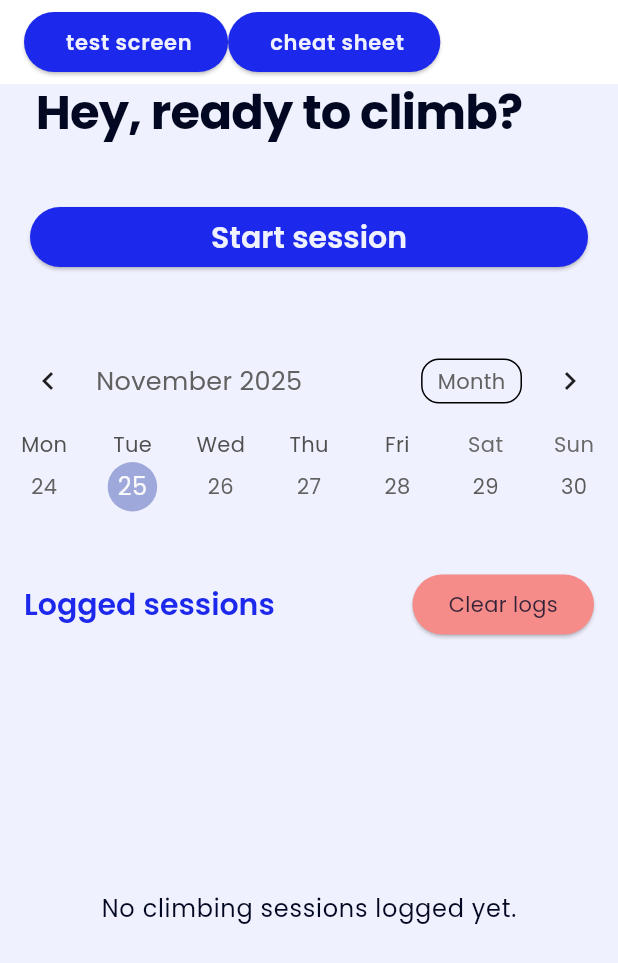
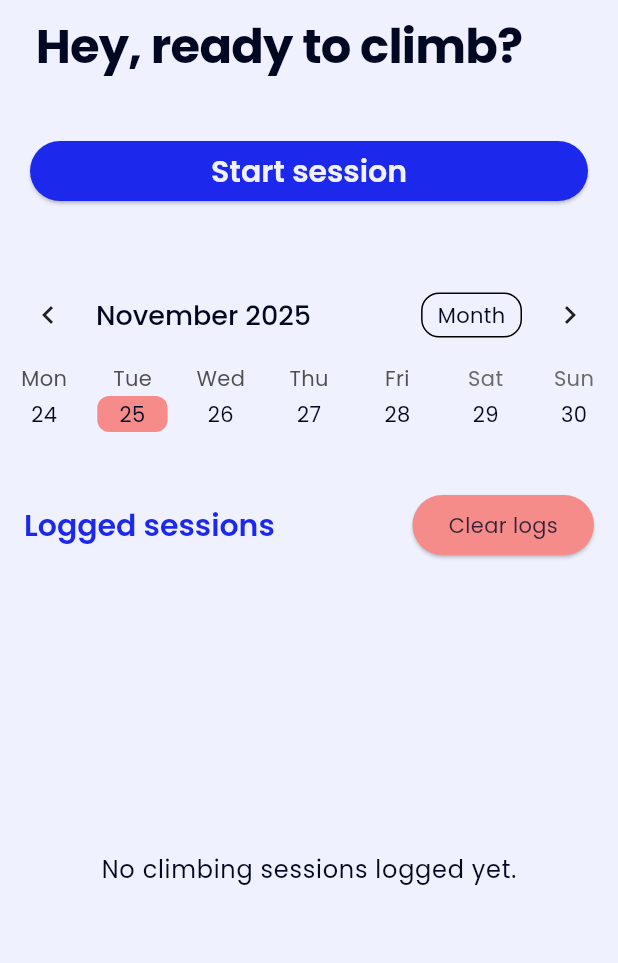
Before and after one commit to mschuhmacher/training_schedule_app, a Flutter app: the screen it shows after launch, on a phone screen of 412 x 824 dp. Shown: the top 963 px of the screen. Run offline on Flutter 3.47's test engine with Material 3 defaults, Android fonts, the phone set to English and light mode, and no system bars; drawn by our look-alikes of table_calendar.

Commit message:
added titleLarge textStyle. Changed styling of calendar slightly

```diff
--- a/lib/presentation/screens/add_item_screen.dart
+++ b/lib/presentation/screens/add_item_screen.dart
@@ -362,7 +362,7 @@ class _AddItemScreenState extends State<AddItemScreen> {
               ),
               title: Text(
                 filteredPresetItems[index].title,
-                style: context.title,
+                style: context.titleMedium,
               ),
               subtitle:
                   filteredPresetItems[index].description != null
--- a/lib/presentation/screens/home_screen.dart
+++ b/lib/presentation/screens/home_screen.dart
@@ -4,8 +4,8 @@ import 'package:intl/intl.dart';
 import 'package:training_schedule_app/data/labels.dart';
 
 import 'package:training_schedule_app/models/session.dart';
-import 'package:training_schedule_app/presentation/screens/cheat_sheet_screen.dart';
-import 'package:training_schedule_app/presentation/screens/colorscheme_demo_screen.dart';
+import 'package:training_schedule_app/_UI_design_helper_screens/cheat_sheet_screen.dart';
+import 'package:training_schedule_app/_UI_design_helper_screens/colorscheme_demo_screen.dart';
 import 'package:training_schedule_app/presentation/widgets/my_calendar.dart';
 import 'package:training_schedule_app/presentation/widgets/start_session_button.dart';
 import 'package:training_schedule_app/providers/preset_provider.dart';
@@ -49,41 +49,43 @@ class _HomeScreenState extends State<HomeScreen> {
             sessionLogData.selectedSessions.reversed.toList();
 
         return Scaffold(
-          appBar: AppBar(
-            backgroundColor: Theme.of(context).colorScheme.surfaceBright,
-            title: Row(
-              children: [
-                ElevatedButton(
-                  onPressed: () {
-                    Navigator.push(
-                      context,
-                      MaterialPageRoute(
-                        builder: (context) => ColorSchemeDemoScreen(),
-                      ),
-                    );
-                  },
-                  child: Text(' test screen'),
-                ),
-                ElevatedButton(
-                  onPressed: () {
-                    Navigator.push(
-                      context,
-                      MaterialPageRoute(
-                        builder: (context) => Material3ColorCheatSheet(),
-                      ),
-                    );
-                  },
-                  child: Text(' cheat sheet'),
-                ),
-              ],
-            ),
-            centerTitle: true,
-          ),
-          body: Column(
+          // appBar: AppBar(
+          //   backgroundColor: Theme.of(context).colorScheme.surface,
+          //   title: SizedBox.shrink(),
+          // title: Row(
+          //   children: [
+          //     ElevatedButton(
+          //       onPressed: () {
+          //         Navigator.push(
+          //           context,
+          //           MaterialPageRoute(
+          //             builder: (context) => ColorSchemeDemoScreen(),
+          //           ),
+          //         );
+          //       },
+          //       child: Text(' test screen'),
+          //     ),
+          //     ElevatedButton(
+          //       onPressed: () {
+          //         Navigator.push(
+          //           context,
+          //           MaterialPageRoute(
+          //             builder: (context) => Material3ColorCheatSheet(),
+          //           ),
+          //         );
+          //       },
+          //       child: Text(' cheat sheet'),
+          //     ),
+          //   ],
+          // ),
+          //   centerTitle: true,
+          // ),
+          body: SafeArea(
+            child: Column(
               crossAxisAlignment: CrossAxisAlignment.start,
               children: [
                 Padding(
-                padding: const EdgeInsets.only(left: 24),
+                  padding: const EdgeInsets.only(left: 24, top: 12),
                   child: Text('Hey, ready to climb?', style: context.h1),
                 ),
 
@@ -131,6 +133,7 @@ class _HomeScreenState extends State<HomeScreen> {
                 SizedBox(height: 40),
               ],
             ),
+          ),
         );
       },
     );
@@ -159,7 +162,7 @@ class _HomeScreenState extends State<HomeScreen> {
         return Material(
           //ListTile is wwrapped in a material widget so prevent the list from overflowing into the other widgets in the column. Known issue.
           child: ListTile(
-            title: Text(session.title, style: context.title),
+            title: Text(session.title, style: context.titleMedium),
             subtitle: Text(
               '$formattedDate at $formattedTime',
               style: context.bodyMedium,
--- a/lib/presentation/screens/session_active_screen.dart
+++ b/lib/presentation/screens/session_active_screen.dart
@@ -33,7 +33,7 @@ class _ActiveSessionScreenState extends State<ActiveSessionScreen> {
                     children: [
                       Text(
                         name.title,
-                        style: context.title?.copyWith(
+                        style: context.titleMedium?.copyWith(
                           color: Theme.of(context).colorScheme.onPrimary,
                           fontWeight: FontWeight.bold,
                         ),
--- a/lib/presentation/widgets/add_exercise_modal_sheet.dart
+++ b/lib/presentation/widgets/add_exercise_modal_sheet.dart
@@ -99,7 +99,7 @@ class _AddExerciseModalSheetState extends State<AddExerciseModalSheet> {
                         children: [
                           SizedBox(
                             width: 60,
-                            child: Text('Sets', style: context.title),
+                            child: Text('Sets', style: context.titleMedium),
                           ),
                           SizedBox(width: 8),
                           GestureDetector(
@@ -141,7 +141,7 @@ class _AddExerciseModalSheetState extends State<AddExerciseModalSheet> {
                         children: [
                           SizedBox(
                             width: 60,
-                            child: Text('Reps', style: context.title),
+                            child: Text('Reps', style: context.titleMedium),
                           ),
                           SizedBox(width: 8),
                           GestureDetector(
--- a/lib/presentation/widgets/my_calendar.dart
+++ b/lib/presentation/widgets/my_calendar.dart
@@ -2,6 +2,7 @@ import 'package:flutter/material.dart';
 import 'package:provider/provider.dart';
 import 'package:table_calendar/table_calendar.dart';
 import 'package:training_schedule_app/providers/session_log_provider.dart';
+import 'package:training_schedule_app/themes/app_text_styles.dart';
 
 /// TODO: add in eventLoader func. to add a marker (e.g. a dot) to each day on which a session was completed
 /// TODO: add in 'today' button in the header
@@ -28,7 +29,27 @@ class _MyCalendarState extends State<MyCalendar> {
           focusedDay: _focusedDay,
           calendarFormat: sessionData.calendarFormat,
           startingDayOfWeek: _startingDayOfWeek,
-          rowHeight: 45,
+          rowHeight: 36,
+
+          headerStyle: HeaderStyle(titleTextStyle: context.titleLarge),
+
+          calendarStyle: CalendarStyle(
+            defaultTextStyle: context.bodyMedium.copyWith(
+              color: Theme.of(context).colorScheme.onSecondary,
+            ),
+            todayTextStyle: context.bodyMedium.copyWith(
+              color: Theme.of(context).colorScheme.onSecondary,
+            ),
+            weekendTextStyle: context.bodyMedium.copyWith(
+              color: Theme.of(context).colorScheme.onSecondary,
+            ),
+
+            todayDecoration: BoxDecoration(
+              color: Theme.of(context).colorScheme.secondary,
+              shape: BoxShape.rectangle,
+              borderRadius: BorderRadius.circular(8),
+            ),
+          ),
 
           /// Manually disabling the twoWeeks format.
           /// I only want to display twoWeeks if it can show last week and current week,
--- a/lib/presentation/widgets/session_select_listview.dart
+++ b/lib/presentation/widgets/session_select_listview.dart
@@ -98,7 +98,7 @@ class MyListViewCard extends StatelessWidget {
                 Row(
                   mainAxisAlignment: MainAxisAlignment.start,
                   children: [
-                    Text(item[index].title, style: context.title),
+                    Text(item[index].title, style: context.titleMedium),
                     if (editMode == true) ...[
                       Spacer(),
                       IconButton.outlined(
--- a/lib/themes/app_text_styles.dart
+++ b/lib/themes/app_text_styles.dart
@@ -17,7 +17,11 @@ extension AppText on BuildContext {
     color: Theme.of(this).colorScheme.onSurface,
   );
 
-  TextStyle get title => Theme.of(this).textTheme.titleMedium!.copyWith(
+  TextStyle get titleLarge => Theme.of(
+    this,
+  ).textTheme.titleLarge!.copyWith(color: Theme.of(this).colorScheme.onSurface);
+
+  TextStyle get titleMedium => Theme.of(this).textTheme.titleMedium!.copyWith(
     color: Theme.of(this).colorScheme.onSurface,
   );
 
--- a/lib/themes/app_text_theme.dart
+++ b/lib/themes/app_text_theme.dart
@@ -20,6 +20,11 @@ final TextTheme appTextTheme = TextTheme(
     fontWeight: FontWeight.w600,
     height: 1.4,
   ),
+  titleLarge: TextStyle(
+    // For subtitles, list titles
+    fontSize: 18,
+    fontWeight: FontWeight.w500,
+  ),
   titleMedium: TextStyle(
     // For subtitles, list titles
     fontSize: 16,
@@ -34,7 +39,6 @@ final TextTheme appTextTheme = TextTheme(
     // Secondary body text
     fontSize: 14,
     fontWeight: FontWeight.normal,
-    color: Colors.grey[700],
   ),
   labelLarge: TextStyle(
     // Buttons / labels
```
Lines whose indentation alone changed are shown as unchanged.
